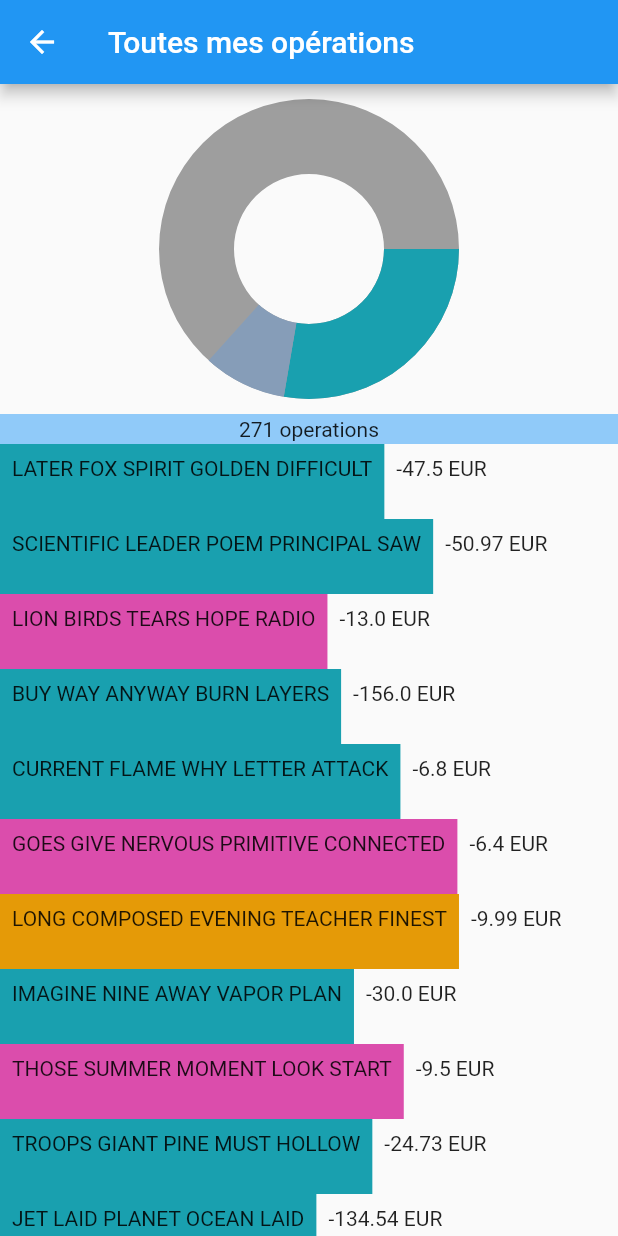
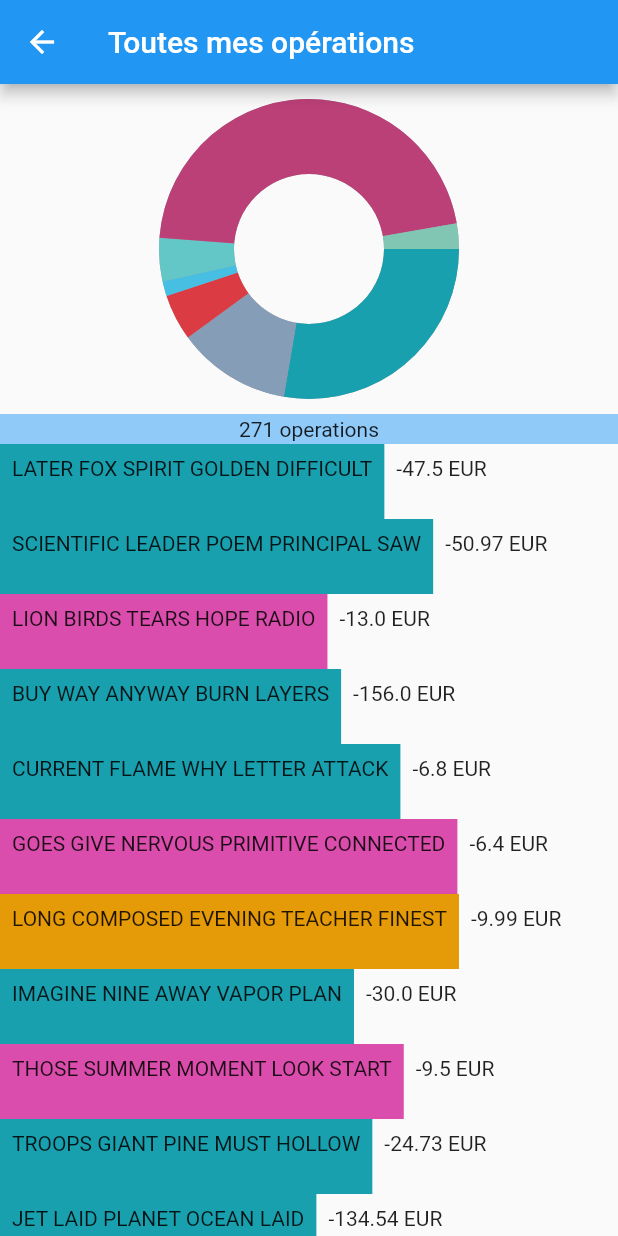
Before and after one commit to evaisse/flutter_demo_pfm_chart, a Flutter app: the screen it shows after launch, after a tap on "Go !", on a phone screen of 412 x 824 dp. Run offline on Flutter 3.47's test engine with Material 2 defaults, Android fonts, the phone set to English and light mode, and no system bars.

```diff
--- a/lib/data.dart
+++ b/lib/data.dart
@@ -20,7 +20,7 @@ class Category {
   String name;
   Color color;
   Category? parent;
-  List<Category>? children;
+  List<Category> children = [];
 
   Category({required this.id, required this.name, required this.color, required this.parent});
 }
@@ -95,7 +95,10 @@ Future<List<Category>> getCategories() async {
 Future<OperationList> getOperations({int? categoryId}) async {
   await _load();
   if (categoryId != null && _categories.where((element) => element.id == categoryId).isNotEmpty) {
-    return OperationList(_operations.where((element) => element.category.id == categoryId).toList());
+    final category = _categories.firstWhere((element) => element.id == categoryId);
+    return OperationList(_operations
+        .where((element) => element.category == category || category.children.contains(element.category))
+        .toList());
   }
   return OperationList(_operations);
 }
--- a/lib/src/categories_page.dart
+++ b/lib/src/categories_page.dart
@@ -27,9 +27,15 @@ class _CategoriesPageState extends State<CategoriesPage> {
     if (widget.args['categoryId'] != null) {
       catId = int.parse(widget.args['categoryId']);
     }
-    getOperations(categoryId: catId).then((value) {
-      setState(() {
-        list = value.debitOperationList;
+    getCategories().then((categories) {
+      getOperations(categoryId: catId).then((value) {
+        setState(() {
+          if (catId != null) {
+            category = categories.firstWhere((element) => element.id == catId!);
+          }
+          list = value.debitOperationList;
+          data = DataProvider(list!.getData());
+        });
       });
     });
   }
@@ -51,8 +57,12 @@ class _CategoriesPageState extends State<CategoriesPage> {
               padding: const EdgeInsets.all(10.0),
               child: DoughnutWidget(
                 size: const Size(200, 200),
-                data: list != null ? DataProvider(list!.getData()) : null,
+                data: data,
                 onTapSegment: (segment) {
+                  /// skip redirection if there is only one category
+                  if ((data?.segments.length ?? 0) > 1) return;
+
+                  /// redirect to detail of the category
                   Navigator.of(context).pushNamed(
                     CategoriesPage.routeName,
                     arguments: {"categoryId": "${(segment.ref as Category).id}"},
--- a/lib/src/widgets/doughnut_widget.dart
+++ b/lib/src/widgets/doughnut_widget.dart
@@ -53,7 +53,7 @@ class DoughnutWidget extends StatefulWidget {
 }
 
 class _DoughnutState extends State<DoughnutWidget> with TickerProviderStateMixin {
-  late final anim = AnimationController(vsync: this, duration: const Duration(seconds: 3));
+  late final anim = AnimationController(vsync: this, duration: const Duration(milliseconds: 200));
   final List<CurvedAnimation> intervals = [];
 
   DataProvider get data => widget.data ?? DataProvider([]);
```
